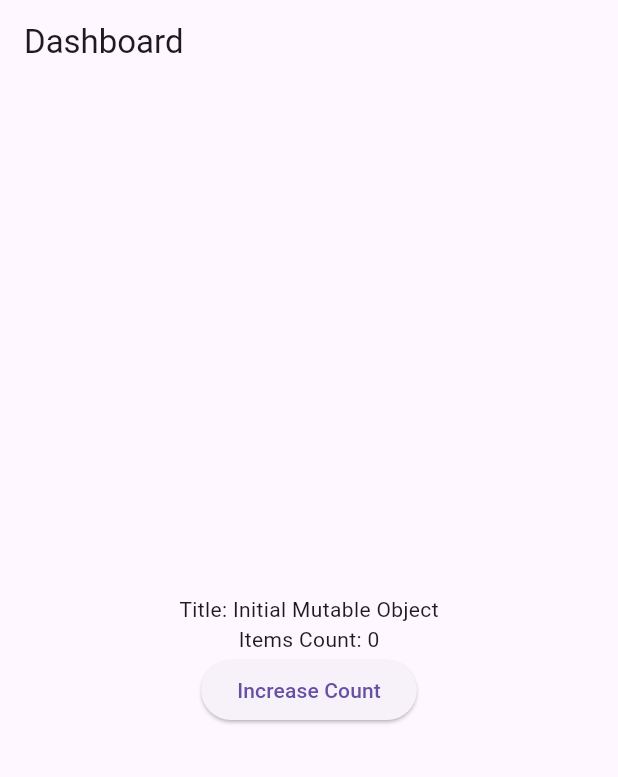
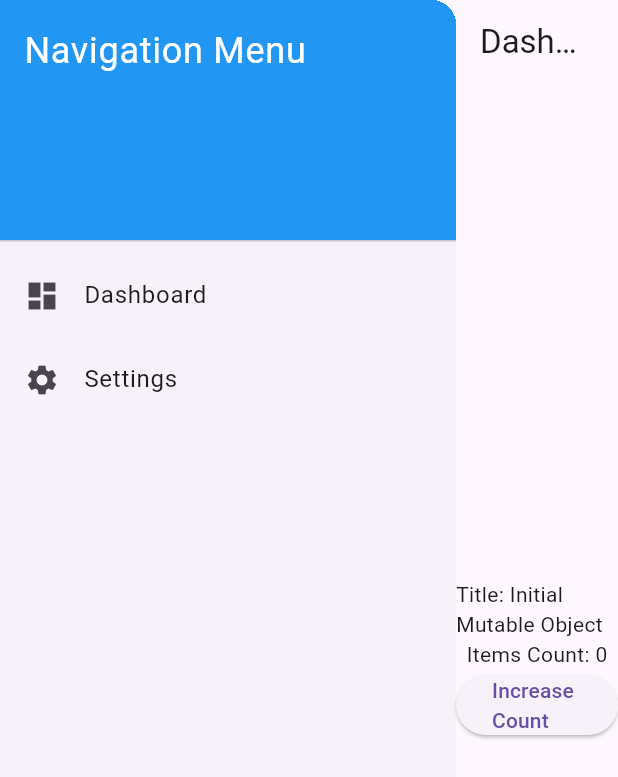
Before and after one commit to prasasdi/flutter-mvvm-skeleotn, a Flutter app: the screen it shows after launch, on a phone screen of 412 x 824 dp. Shown: the top 777 px of the screen. Run offline on Flutter 3.47's test engine with Material 3 defaults, Android fonts, the phone set to English and light mode, and no system bars; our stand-ins replace built_collection, built_value, get.

Commit message:
add navigation with sidebar

```diff
--- a/lib/core/enums/app_pages.dart
+++ b/lib/core/enums/app_pages.dart
@@ -1,3 +1,3 @@
 enum AppPages {
-  dashboard
+  dashboard,
 }
--- a/lib/main.dart
+++ b/lib/main.dart
@@ -2,6 +2,8 @@ import 'package:flutter/material.dart';
 import 'package:get/get.dart';
 
 import 'package:hello_mvvm_flutter/presentation/routes/routes.dart';
+import 'package:hello_mvvm_flutter/presentation/screens/dashboard/dashboard_view.dart';
+import 'package:hello_mvvm_flutter/presentation/widgets/main_container/main_container_view.dart';
 
 void main() {
   runApp(GlobeApp());
@@ -18,8 +20,12 @@ class GlobeApp extends StatelessWidget {
         primarySwatch: Colors.blue,
         visualDensity: VisualDensity.adaptivePlatformDensity,
       ),
-      initialRoute: AppRoutes.dashboard,
+      /*
+      Pakai initialRoute untuk keperluan debug page
+       */
+      // initialRoute: AppRoutes.dashboard,
       getPages: AppRoutes.routes,
+      home: MainContainerView(child: DashboardView())
       // Optionaly define middleware or other settings here
     );
   }
--- a/lib/presentation/routes/routes.dart
+++ b/lib/presentation/routes/routes.dart
@@ -3,6 +3,7 @@ import 'package:hello_mvvm_flutter/core/enums/app_pages.dart';
 
 // views
 import 'package:hello_mvvm_flutter/presentation/screens/dashboard/dashboard_view.dart';
+import 'package:hello_mvvm_flutter/presentation/widgets/main_container/main_container_view.dart';
 
 class AppRoutes
 {
--- /dev/null
+++ b/lib/presentation/widgets/main_container/main_container_view.dart
@@ -0,0 +1,35 @@
+import 'package:flutter/material.dart';
+import 'package:get/get.dart';
+
+import 'package:hello_mvvm_flutter/presentation/widgets/navigation_sidebar/navigation_sidebar_view.dart';
+import 'package:hello_mvvm_flutter/presentation/widgets/main_container/main_container_view_model.dart';
+import 'package:hello_mvvm_flutter/presentation/routes/routes.dart';
+
+class MainContainerView extends StatelessWidget {
+  final Widget child; // The view to be displayed
+  final MainContainerViewModel _controller = Get.put(MainContainerViewModel());
+
+  MainContainerView({Key? key, required this.child}) : super(key: key);
+
+  @override
+  Widget build(BuildContext context) {
+    return Scaffold(
+      body: Row(
+        children: <Widget>[
+          NavigationSidebar(), // The navigation sidebar
+          Expanded(
+            child: Obx(() {
+              String currentRoute = _controller.currentView.value;
+              return currentRoute.isEmpty
+                  ? child
+                  : GetMaterialApp(
+                initialRoute: currentRoute,
+                getPages: AppRoutes.routes,
+              );
+            }),
+          ),
+        ],
+      ),
+    );
+  }
+}
--- /dev/null
+++ b/lib/presentation/widgets/main_container/main_container_view_model.dart
@@ -0,0 +1,9 @@
+import 'package:get/get.dart';
+
+class MainContainerViewModel extends GetxController {
+  var currentView = ''.obs; // Track the current view
+
+  void updateView(String view) {
+    currentView.value = view;
+  }
+}
--- /dev/null
+++ b/lib/presentation/widgets/navigation_sidebar/navigation_sidebar_view.dart
@@ -0,0 +1,63 @@
+import 'package:flutter/material.dart';
+import 'package:get/get.dart';
+import 'package:hello_mvvm_flutter/presentation/routes/routes.dart';
+import 'package:hello_mvvm_flutter/presentation/widgets/navigation_sidebar/navigation_sidebar_view_model.dart';
+
+class NavigationSidebar extends StatelessWidget {
+  final NavigationSidebarViewModel _controller = Get.put(NavigationSidebarViewModel());
+
+  @override
+  Widget build(BuildContext context) {
+    return Drawer(
+      child: ListView(
+        padding: EdgeInsets.zero,
+        children: <Widget>[
+          DrawerHeader(
+            decoration: BoxDecoration(
+              color: Colors.blue,
+            ),
+            child: Text(
+              'Navigation Menu',
+              style: TextStyle(
+                color: Colors.white,
+                fontSize: 24,
+              ),
+            ),
+          ),
+          _buildDrawerItem(
+            icon: Icons.dashboard,
+            text: 'Dashboard',
+            onTap: () {
+              _controller.selectPage(AppRoutes.dashboard);
+              /*
+              Get.toNamed ini ke halaman sebagai full view
+               */
+              // Get.toNamed(AppRoutes.dashboard);
+            },
+          ),
+          _buildDrawerItem(
+            icon: Icons.settings,
+            text: 'Settings',
+            onTap: () {
+              _controller.selectPage('settings');
+              // Get.toNamed('/settings');
+            },
+          ),
+          // Add more items here as needed
+        ],
+      ),
+    );
+  }
+
+  Widget _buildDrawerItem({
+    required IconData icon,
+    required String text,
+    required VoidCallback onTap,
+  }) {
+    return ListTile(
+      leading: Icon(icon),
+      title: Text(text),
+      onTap: onTap,
+    );
+  }
+}
--- /dev/null
+++ b/lib/presentation/widgets/navigation_sidebar/navigation_sidebar_view_model.dart
@@ -0,0 +1,9 @@
+import 'package:get/get.dart';
+
+class NavigationSidebarViewModel extends GetxController {
+  var selectedPage = ''.obs; // Track the selected page
+
+  void selectPage(String page) {
+    selectedPage.value = page;
+  }
+}
```
Also changed, not shown: 3 other files.
